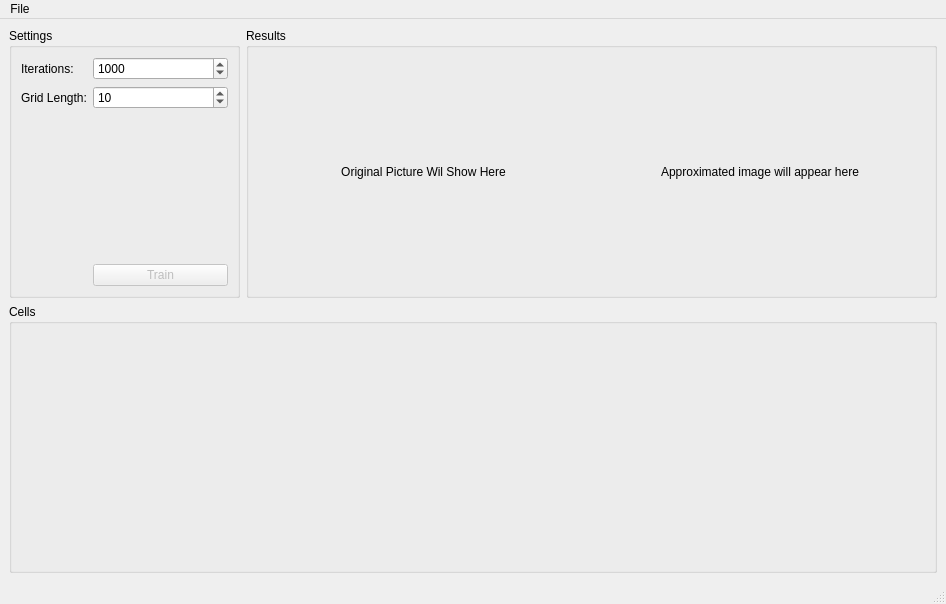
The window that SelfOrganizingMapWindow.ui (austinsimpson/self-organizing-maps) describes before a commit, drawn with Qt 5.
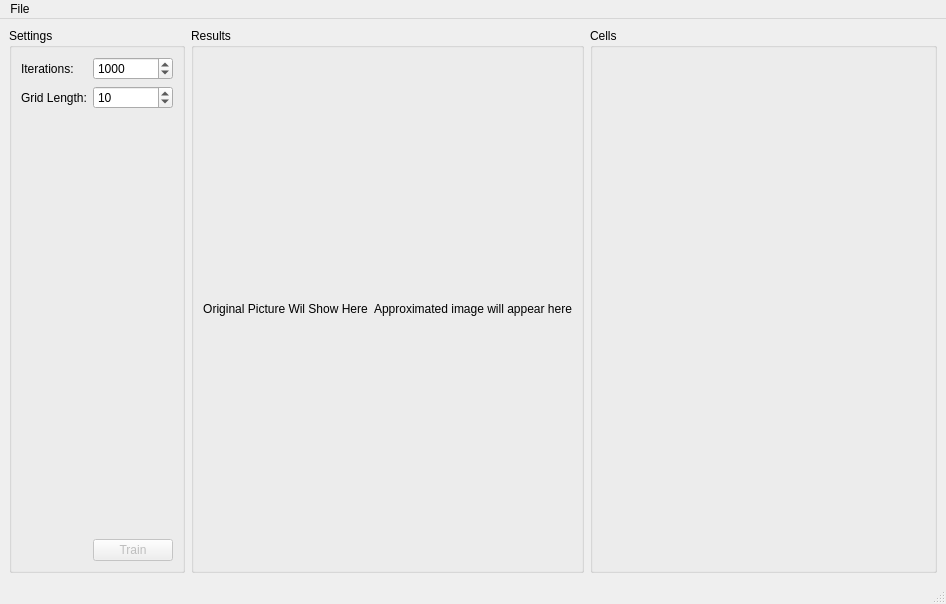
The same window after the commit. Custom widgets are drawn as their Qt base class.

Patch:
```diff
--- a/SelfOrganizingMapWindow.ui
+++ b/SelfOrganizingMapWindow.ui
@@ -14,9 +14,9 @@
    <string>Self Organizing Map</string>
   </property>
   <widget class="QWidget" name="centralwidget">
-   <layout class="QVBoxLayout" name="verticalLayout_3" stretch="1,1">
+   <layout class="QVBoxLayout" name="verticalLayout_3" stretch="1">
     <item>
-     <layout class="QHBoxLayout" name="horizontalLayout_2" stretch="1,3">
+     <layout class="QHBoxLayout" name="horizontalLayout_2" stretch="1,3,3">
       <item>
        <widget class="QGroupBox" name="groupBox">
         <property name="title">
@@ -125,19 +125,38 @@
         </layout>
        </widget>
       </item>
-     </layout>
-    </item>
     <item>
      <widget class="QGroupBox" name="groupBox_3">
+        <property name="sizePolicy">
+         <sizepolicy hsizetype="Preferred" vsizetype="Preferred">
+          <horstretch>0</horstretch>
+          <verstretch>0</verstretch>
+         </sizepolicy>
+        </property>
       <property name="title">
        <string>Cells</string>
       </property>
       <layout class="QVBoxLayout" name="verticalLayout_2">
        <item>
-        <widget class="GraphWidget" name="_graphWidget" native="true"/>
+          <widget class="GraphWidget" name="_graphWidget" native="true">
+           <property name="sizePolicy">
+            <sizepolicy hsizetype="Preferred" vsizetype="Minimum">
+             <horstretch>0</horstretch>
+             <verstretch>0</verstretch>
+            </sizepolicy>
+           </property>
+           <property name="minimumSize">
+            <size>
+             <width>0</width>
+             <height>200</height>
+            </size>
+           </property>
+          </widget>
        </item>
       </layout>
      </widget>
+      </item>
+     </layout>
     </item>
    </layout>
   </widget>
```
Left out of the diff: 2 changed lines with no effect on the pictures. Lines whose indentation alone changed are shown as unchanged.
